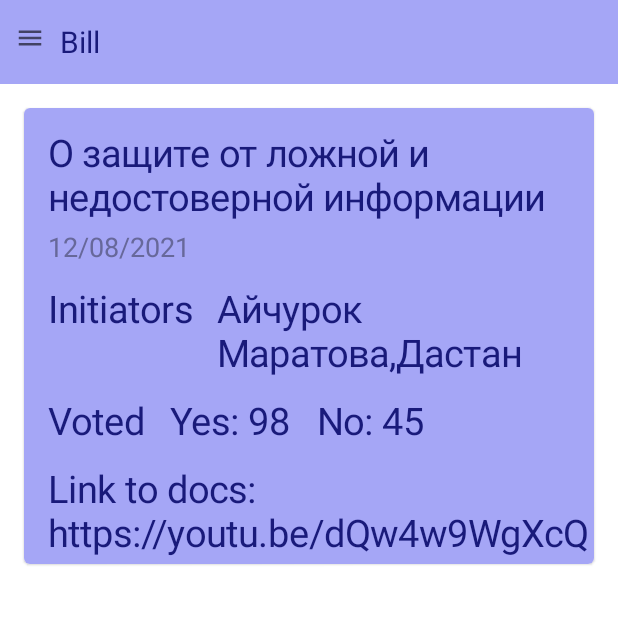
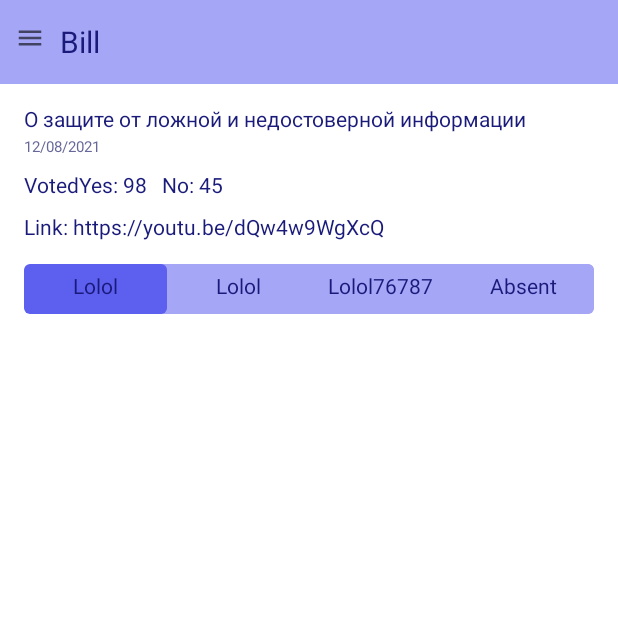
Before and after one commit to konzerra/panakota, an Android app built with Jetpack Compose: the composable BillScreen called with empty values, on a phone screen of 412 x 824 dp, the top half of it. Run offline under Robolectric (Android 15) with nearby library versions, the phone set to English and light mode, and no system bars; our stand-ins replace Dagger/Hilt's generated code, constraintlayout-compose; 1 statement that could not run was skipped.

Commit message:
First Commit

```diff
--- a/app/build.gradle
+++ b/app/build.gradle
@@ -60,6 +60,7 @@ dependencies {
     implementation 'androidx.lifecycle:lifecycle-runtime-ktx:2.3.1'
     implementation 'androidx.activity:activity-compose:1.3.1'
     implementation "androidx.navigation:navigation-compose:2.4.0-alpha08"
+    implementation "androidx.constraintlayout:constraintlayout-compose:1.0.0-rc01"
     testImplementation 'junit:junit:4.13.2'
 
     // Retrofit
--- /dev/null
+++ b/app/src/main/java/com/konzerra/panakota/domain/model/Tab.kt
@@ -0,0 +1,6 @@
+package com.konzerra.panakota.domain.model
+
+data class Tab(
+    val name:String,
+    val index:Int,
+)
--- a/app/src/main/java/com/konzerra/panakota/presentation/Temp1.kt
+++ /dev/null
@@ -1,4 +0,0 @@
-package com.konzerra.panakota.presentation
-
-class Temp1 {
-}
--- a/app/src/main/java/com/konzerra/panakota/presentation/bill/BillScreen.kt
+++ b/app/src/main/java/com/konzerra/panakota/presentation/bill/BillScreen.kt
@@ -1,5 +1,7 @@
 package com.konzerra.panakota.presentation.bill
 
+import android.util.Log
+import android.widget.Toast
 import androidx.compose.foundation.background
 import androidx.compose.foundation.layout.*
 import androidx.compose.foundation.lazy.LazyColumn
@@ -7,7 +9,7 @@ import androidx.compose.material.Card
 import androidx.compose.material.MaterialTheme
 import androidx.compose.material.Text
 import androidx.compose.material.TextButton
-import androidx.compose.runtime.Composable
+import androidx.compose.runtime.*
 import androidx.compose.ui.Modifier
 import androidx.compose.ui.res.stringResource
 import androidx.compose.ui.text.style.TextAlign
@@ -15,7 +17,9 @@ import androidx.compose.ui.unit.dp
 import androidx.hilt.navigation.compose.hiltViewModel
 import com.konzerra.panakota.R
 import com.konzerra.panakota.domain.model.DetailedBill
+import com.konzerra.panakota.presentation.bill.components.BillTabs
 import com.konzerra.panakota.presentation.bill.components.DetailedBillCompose
+import com.konzerra.panakota.presentation.commoncomponents.CustomTabs
 import com.konzerra.panakota.presentation.commoncomponents.TopBarText
 import com.konzerra.panakota.ui.theme.Blue500
 
@@ -25,13 +29,19 @@ fun BillScreen(
     billId:String
 ){
     viewModel.setBillId(billId)
+
     val state = viewModel.state.value
     state.bill?.let{
         LazyColumn(modifier = Modifier.fillMaxSize()) {
             item{
                 TopBarText( contentDescription = "icon", title = "Bill")
                 DetailedBillCompose(state.bill)
+                BillTabs(updateState = {
+                    viewModel.setCurrentTab(it)
+                    Log.w("currentTab", "Now!")
+                })
             }
+
         }
     }
     if(state.error.isNotBlank()) {
--- a/app/src/main/java/com/konzerra/panakota/presentation/bill/BillViewModel.kt
+++ b/app/src/main/java/com/konzerra/panakota/presentation/bill/BillViewModel.kt
@@ -3,14 +3,11 @@ package com.konzerra.panakota.presentation.bill
 import android.util.Log
 import androidx.compose.runtime.State
 import androidx.compose.runtime.mutableStateOf
-import androidx.lifecycle.SavedStateHandle
 import androidx.lifecycle.ViewModel
 import androidx.lifecycle.viewModelScope
-import com.konzerra.panakota.common.Constants
 import com.konzerra.panakota.common.Resource
 import com.konzerra.panakota.domain.model.DetailedBill
 import com.konzerra.panakota.domain.usecase.GetBillUseCase
-import com.konzerra.panakota.domain.usecase.GetBillsUseCase
 import dagger.hilt.android.lifecycle.HiltViewModel
 import kotlinx.coroutines.flow.launchIn
 import kotlinx.coroutines.flow.onEach
@@ -24,7 +21,12 @@ class BillViewModel @Inject constructor(
     private var billId:String ="Nothing"
     private val _state = mutableStateOf(BillState())
     val state : State<BillState> = _state
+    private val _currentTab = mutableStateOf(0)
+    val currentTab : State<Int> = _currentTab
 
+    fun setCurrentTab(index:Int){
+        _currentTab.value = index
+    }
     fun setBillId(billId:String){
         val bill = DetailedBill(
             "О защите от ложной и недостоверной информации",
--- a/app/src/main/java/com/konzerra/panakota/presentation/bill/components/DetailedBillCompose.kt
+++ b/app/src/main/java/com/konzerra/panakota/presentation/bill/components/DetailedBillCompose.kt
@@ -1,10 +1,7 @@
 package com.konzerra.panakota.presentation.bill.components
 
 import androidx.compose.foundation.background
-import androidx.compose.foundation.layout.Column
-import androidx.compose.foundation.layout.Row
-import androidx.compose.foundation.layout.fillMaxWidth
-import androidx.compose.foundation.layout.padding
+import androidx.compose.foundation.layout.*
 import androidx.compose.material.Card
 import androidx.compose.material.MaterialTheme
 import androidx.compose.material.Text
@@ -19,58 +16,36 @@ import com.konzerra.panakota.ui.theme.Blue500
 
 @Composable
 fun DetailedBillCompose(bill: DetailedBill){
-    Card(modifier = Modifier
-        .fillMaxWidth()
-        .padding(16.dp)) {
-        Column(modifier = Modifier
-            .fillMaxWidth()
-            .background(Blue500)) {
+    Column() {
         Text(text = bill.name,
             modifier = Modifier
                 .padding(top = 16.dp, start = 16.dp, end = 16.dp))
         Text(text = bill.date,
             modifier = Modifier
-                    .padding(start = 16.dp, top = 8.dp),
+                .padding(start = 16.dp, top = 4.dp),
             style = MaterialTheme.typography.body2
         )
-            Row() {
-                Text(text = stringResource(id = R.string.initiators),
+        Row(modifier = Modifier.fillMaxWidth()) {
+            Text(text = stringResource(id = R.string.voted),
                 modifier = Modifier
-                        .padding(top = 16.dp, start = 16.dp)
+                    .padding(top = 12.dp, start = 16.dp),
+
             )
-
-                Text(text = buildString {
-                    for( item in bill.initiators)  {
-                        append("$item,")
-                    }
-                },
+            Row(horizontalArrangement = Arrangement.End){
+                Text(text  = "${stringResource(id = R.string.yes)}: ${bill.yes}   ${stringResource(id = R.string.no)}: ${bill.no}",
                     modifier = Modifier
-                        .padding(start= 16.dp, top = 16.dp, end = 16.dp),
+                        .padding(top = 12.dp, end = 16.dp),
                     maxLines = 2
                 )
             }
-            Row() {
-                Text(text = stringResource(id = R.string.voted),
-                    modifier = Modifier
-                        .padding(top = 16.dp, start = 16.dp)
-                )
 
-                Text(text  = "${stringResource(id = R.string.yes)}: ${bill.yes}   ${stringResource(id = R.string.no)}: ${bill.no}",
-                    modifier = Modifier
-                        .padding(start = 16.dp, top = 16.dp, end = 16.dp),
-                    maxLines = 2
-                )
         }
         Row() {
             Text(text = stringResource(id = R.string.link_to_doc) + ": " + bill.link,
                 modifier = Modifier
-                        .padding(top = 16.dp, start = 16.dp)
+                    .padding(top = 12.dp, start = 16.dp)
             )
-
-                TextButton(onClick = { /*TODO*/ }) {
-                    Text(stringResource(id = R.string.look))
         }
     }
+
 }
-    }
-}
--- /dev/null
+++ b/app/src/main/java/com/konzerra/panakota/presentation/bill/components/TabsForDetailedBill.kt
@@ -0,0 +1,129 @@
+package com.konzerra.panakota.presentation.bill.components
+
+
+
+import androidx.compose.foundation.background
+import androidx.compose.foundation.clickable
+import androidx.compose.foundation.layout.Box
+import androidx.compose.foundation.layout.fillMaxWidth
+import androidx.compose.foundation.layout.padding
+import androidx.compose.foundation.shape.RoundedCornerShape
+import androidx.compose.material.Text
+import androidx.compose.runtime.Composable
+import androidx.compose.runtime.mutableStateOf
+import androidx.compose.runtime.remember
+import androidx.compose.ui.Alignment
+import androidx.compose.ui.Modifier
+import androidx.compose.ui.draw.clip
+import androidx.compose.ui.layout.layoutId
+import androidx.compose.ui.unit.dp
+import androidx.constraintlayout.compose.ConstraintLayout
+import androidx.constraintlayout.compose.ConstraintSet
+import androidx.constraintlayout.compose.Dimension
+import com.konzerra.panakota.ui.theme.Blue500
+import com.konzerra.panakota.ui.theme.Blue700
+
+
+@Composable
+fun BillTabs(updateState : (Int) -> Unit){
+    val constraints = ConstraintSet{
+        val btInitiators = createRefFor("btInitiators")
+        val btFor = createRefFor("btFor")
+        val btAgainst = createRefFor("btAgainst")
+        val btAbsent = createRefFor("btAbsent")
+
+        constrain(btInitiators){
+            top.linkTo(parent.top)
+            start.linkTo(parent.start)
+            end.linkTo(btFor.start)
+            width = Dimension.fillToConstraints
+            height = Dimension.wrapContent
+        }
+        constrain(btFor){
+            top.linkTo(parent.top)
+            start.linkTo(btInitiators.end)
+            end.linkTo(btAgainst.start)
+            width = Dimension.fillToConstraints
+            height = Dimension.wrapContent
+        }
+        constrain(btAgainst){
+            top.linkTo(parent.top)
+            start.linkTo(btFor.end)
+            end.linkTo(btAbsent.start)
+            width = Dimension.fillToConstraints
+            height = Dimension.wrapContent
+        }
+        constrain(btAbsent){
+            top.linkTo(parent.top)
+            start.linkTo(btAgainst.end)
+            end.linkTo(parent.end)
+            width = Dimension.fillToConstraints
+            height = Dimension.wrapContent
+        }
+    }
+    val currentTab = remember { mutableStateOf(0)}
+    updateState(currentTab.value)
+    ConstraintLayout(constraints,
+        modifier = Modifier
+            .fillMaxWidth()
+            .padding(start = 16.dp, end = 16.dp, top = 16.dp)
+            .clip(shape = RoundedCornerShape(4.dp))
+            .background(Blue500)
+    ) {
+
+        Box(modifier = Modifier
+            .layoutId("btInitiators")
+            .clip(shape = RoundedCornerShape(4.dp))
+            .background(if (currentTab.value == 0 ) Blue700 else Blue500)
+            .clickable{
+                currentTab.value=0
+            }){
+            Text(text = "Lolol",
+                modifier = Modifier
+                    .padding(top = 7.dp, bottom = 10.dp)
+                    .align(alignment = Alignment.Center))
+        }
+        Box(modifier = Modifier
+            .layoutId("btFor")
+            .clip(shape = RoundedCornerShape(4.dp))
+            .background(if (currentTab.value == 1 ) Blue700 else Blue500)
+            .clickable{
+                currentTab.value=1
+            }){
+            Text(text = "Lolol",
+                modifier = Modifier
+                    .padding(top = 7.dp, bottom = 10.dp)
+                    .align(alignment = Alignment.Center))
+        }
+        Box(modifier = Modifier
+            .layoutId("btAgainst")
+            .clip(shape = RoundedCornerShape(4.dp))
+            .background(if (currentTab.value == 2 ) Blue700 else Blue500)
+            .clickable{
+                currentTab.value=2
+            }){
+            Text(text = "Lolol76787",
+                modifier = Modifier
+                    .padding(top = 7.dp, bottom = 10.dp)
+                    .align(alignment = Alignment.Center)
+            )
+        }
+        Box(
+            modifier = Modifier
+                .layoutId("btAbsent")
+                .clip(shape = RoundedCornerShape(4.dp))
+                .background(if (currentTab.value == 3 ) Blue700 else Blue500)
+                .clickable{
+                    currentTab.value=3
+                })
+        {
+            Text(
+                text = "Absent",
+                modifier = Modifier
+                    .padding(top = 7.dp, bottom = 10.dp)
+                    .align(alignment = Alignment.Center)
+            )
+        }
+
+    }
+}
--- a/app/src/main/java/com/konzerra/panakota/presentation/bills/BillListState.kt
+++ b/app/src/main/java/com/konzerra/panakota/presentation/billList/BillListState.kt
@@ -1,4 +1,4 @@
-package com.konzerra.panakota.presentation.bills
+package com.konzerra.panakota.presentation.billList
 
 import com.konzerra.panakota.domain.model.DetailedBill
 
--- a/app/src/main/java/com/konzerra/panakota/presentation/bills/BillListViewModel.kt
+++ b/app/src/main/java/com/konzerra/panakota/presentation/billList/BillListViewModel.kt
@@ -1,4 +1,4 @@
-package com.konzerra.panakota.presentation.bills
+package com.konzerra.panakota.presentation.billList
 
 import androidx.compose.runtime.State
 import androidx.compose.runtime.mutableStateOf
@@ -21,7 +21,7 @@ class BillListViewModel @Inject constructor(
 
     init{
         val bill1= DetailedBill(
-            "Bill of Common House",
+            "О проекте Закона «О признании утратившим силу Закона Кыргызской Республики «О закрытом акционерном обществе «Пятый канал»",
             "12/12/2012",
             listOf("Boris Johnson"),
             25,
--- a/app/src/main/java/com/konzerra/panakota/presentation/navigation/NavigationHost.kt
+++ b/app/src/main/java/com/konzerra/panakota/presentation/navigation/NavigationHost.kt
@@ -7,7 +7,7 @@ import androidx.navigation.compose.composable
 import androidx.navigation.compose.navArgument
 import androidx.navigation.compose.rememberNavController
 import com.konzerra.panakota.presentation.bill.BillScreen
-import com.konzerra.panakota.presentation.bills.BillListScreen
+import com.konzerra.panakota.presentation.billList.BillListScreen
 
 @Composable
 fun Navigation(){
--- a/app/src/main/java/com/konzerra/panakota/ui/theme/Type.kt
+++ b/app/src/main/java/com/konzerra/panakota/ui/theme/Type.kt
@@ -11,13 +11,13 @@ val Typography = Typography(
     body1 = TextStyle(
         fontFamily = FontFamily.Default,
         fontWeight = FontWeight.Normal,
-        fontSize = 25.sp,
+        fontSize = 14.sp,
         color = Blue1000
     ),
     body2 = TextStyle(
         fontFamily = FontFamily.Default,
         fontWeight = FontWeight.Normal,
-        fontSize = 18.sp,
+        fontSize = 10.sp,
         color = Black500
     ),
 
--- a/app/src/main/res/values/strings.xml
+++ b/app/src/main/res/values/strings.xml
@@ -5,7 +5,7 @@
     <string name="yes">Yes</string>
     <string name="no">No</string>
     <string name="voted">Voted</string>
-    <string name="link_to_doc">Link to docs</string>
+    <string name="link_to_doc">Link</string>
     <string name="look">Look</string>
 
     //test resources
```
Also changed, not shown: app/src/main/java/com/konzerra/panakota/domain/model/Convocation.kt (added, +7 -0 lines), app/src/main/java/com/konzerra/panakota/presentation/billList/BillListScreen.kt (renamed from app/src/main/java/com/konzerra/panakota/presentation/bills/BillListScreen.kt, +10 -5 lines), app/src/main/java/com/konzerra/panakota/presentation/commoncomponents/BillItem.kt (+9 -7 lines), app/src/main/java/com/konzerra/panakota/presentation/commoncomponents/ConvocationItem.kt (+25 -25 lines), app/src/main/java/com/konzerra/panakota/presentation/commoncomponents/CustomTabs.kt (added, +73 -0 lines). Lines whose indentation alone changed are shown as unchanged.
